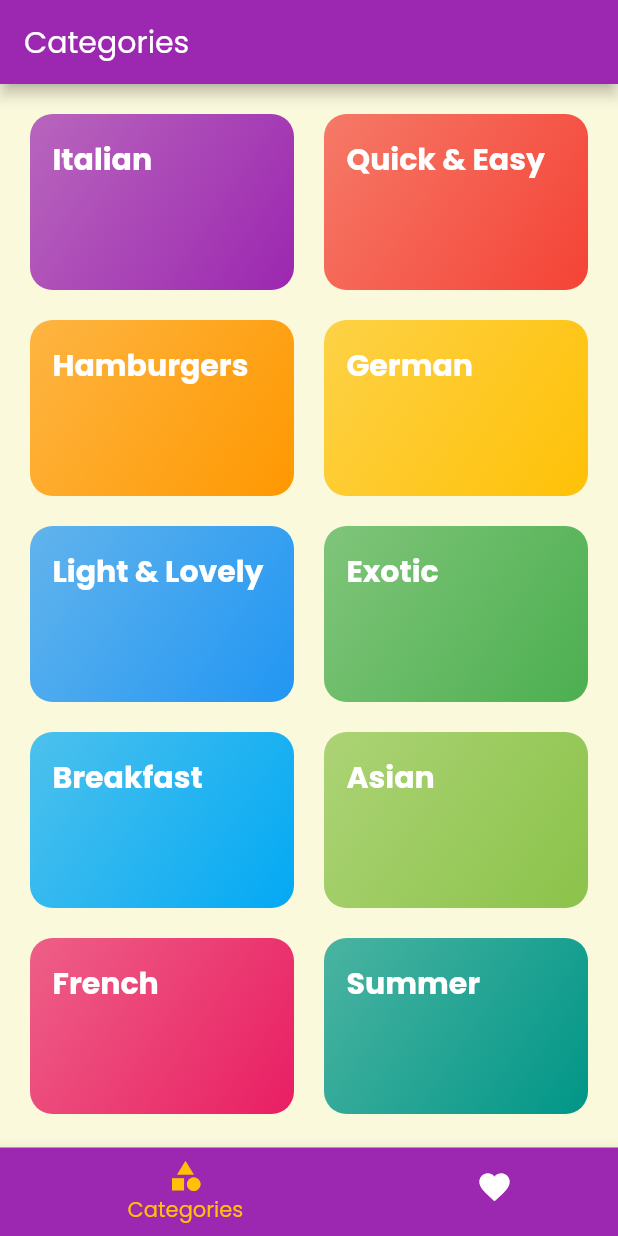
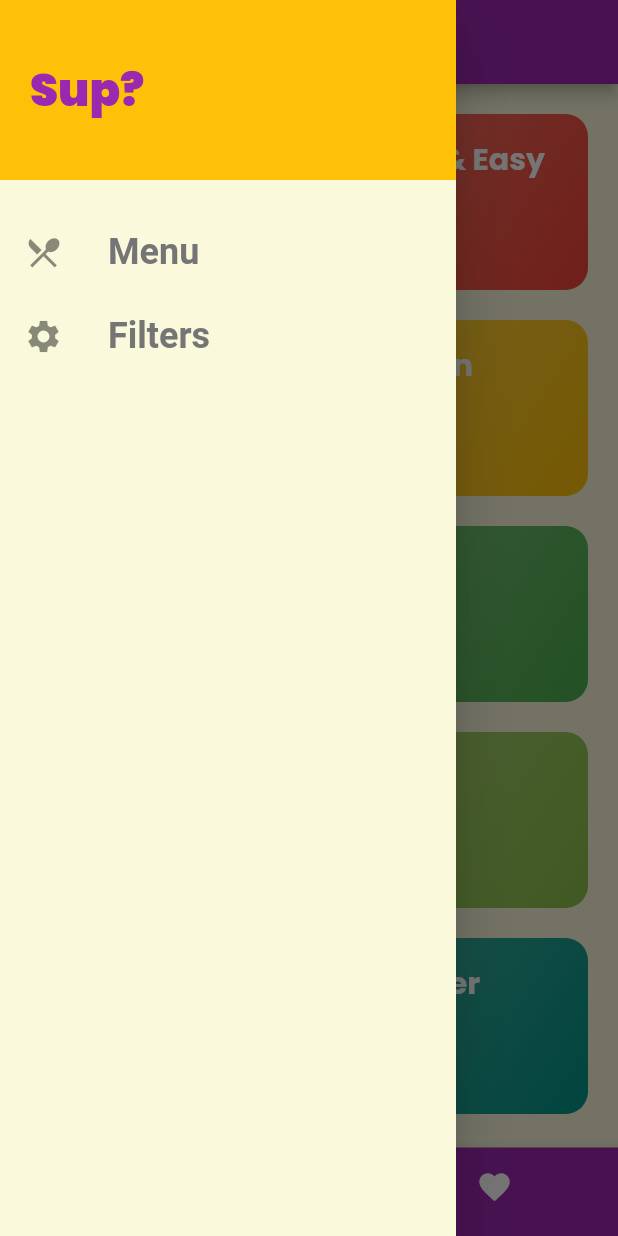
Before and after one commit to ThiDinh21/meal-app, a Flutter app: the screen it shows after launch, with the side drawer open (before the commit the screen has no drawer), on a phone screen of 412 x 824 dp. Run offline on Flutter 3.47's test engine with Material 2 defaults, Android fonts, the phone set to English and light mode, and no system bars.

Commit message:
Add favorite function

```diff
--- a/lib/main.dart
+++ b/lib/main.dart
@@ -1,16 +1,65 @@
 import 'package:flutter/material.dart';
 
+import './dummy_data.dart';
+
+import './screens/filter_screen.dart';
 import './screens/tab_screen.dart';
 import './screens/categories_screen.dart';
 import './screens/category_meals_screen.dart';
 import './screens/meal_detail_screen.dart';
 
+import './models/meal.dart';
+
 void main() {
   runApp(MyApp());
 }
 
-class MyApp extends StatelessWidget {
+class MyApp extends StatefulWidget {
   // This widget is the root of your application.
+  @override
+  _MyAppState createState() => _MyAppState();
+}
+
+class _MyAppState extends State<MyApp> {
+  Map<String, bool> _filters = {
+    'gluten': false,
+    'lactose': false,
+    'vegan': false,
+    'vegetarian': false,
+  };
+  List<Meal> _availableMeals = DUMMY_MEALS;
+  List<Meal> _favoritedMeals = [];
+
+  void _setFilters(Map<String, bool> filterData) {
+    setState(() {
+      _filters = filterData;
+
+      _availableMeals = DUMMY_MEALS.where((meal) {
+        return (meal.isGlutenFree == _filters['gluten']) &&
+            (meal.isVegan == _filters['vegan']) &&
+            (meal.isVegetarian == _filters['vegetarian']) &&
+            (meal.isLactoseFree == _filters['lactose']);
+      }).toList();
+    });
+  }
+
+  void _toggleFavorite(String mealId) {
+    final existingIndex =
+        _favoritedMeals.indexWhere((meal) => meal.id == mealId);
+    setState(() {
+      if (existingIndex >= 0) {
+        _favoritedMeals.removeAt(existingIndex);
+      } else {
+        _favoritedMeals
+            .add(DUMMY_MEALS.firstWhere((meal) => meal.id == mealId));
+      }
+    });
+  }
+
+  bool _isMealFavorited(String mealId) {
+    return _favoritedMeals.any((meal) => meal.id == mealId);
+  }
+
   @override
   Widget build(BuildContext context) {
     return MaterialApp(
@@ -23,8 +72,8 @@ class MyApp extends StatelessWidget {
         fontFamily: 'Poppins',
         textTheme: ThemeData.light().textTheme.copyWith(
               headline6: TextStyle(
-                fontFamily: 'Roboto',
-                fontSize: 30,
+                fontFamily: 'Raleway',
+                fontSize: 24,
               ),
               bodyText1: TextStyle(
                 fontFamily: 'Poppins',
@@ -38,10 +87,13 @@ class MyApp extends StatelessWidget {
               ),
             ),
       ),
-      home: TabScreen(),
+      home: TabScreen(_favoritedMeals),
       routes: {
-        CategoryMealsScreen.routeName: (ctx) => CategoryMealsScreen(),
-        MealDetailScreen.routeName: (ctx) => MealDetailScreen(),
+        CategoryMealsScreen.routeName: (ctx) =>
+            CategoryMealsScreen(_availableMeals),
+        MealDetailScreen.routeName: (ctx) =>
+            MealDetailScreen(_toggleFavorite, _isMealFavorited),
+        FilterScreen.routeName: (ctx) => FilterScreen(_filters, _setFilters),
       },
       onUnknownRoute: (settings) {
         return MaterialPageRoute(builder: (_) => CategoriesScreen());
--- a/lib/screens/tab_screen.dart
+++ b/lib/screens/tab_screen.dart
@@ -1,24 +1,38 @@
 import 'package:flutter/material.dart';
+
+import '../widgets/main_drawer.dart';
 import './favorite_screen.dart';
 import './categories_screen.dart';
 
+import '../models/meal.dart';
+
 class TabScreen extends StatefulWidget {
+  final List<Meal> favoriteMeals;
+
+  TabScreen(this.favoriteMeals);
+
   @override
   _TabScreenState createState() => _TabScreenState();
 }
 
 class _TabScreenState extends State<TabScreen> {
-  final List<Map<String, Object>> _pages = [
+  List<Map<String, Object>> _pages;
+  int _selectedPageIndex = 0;
+
+  @override
+  void initState() {
+    super.initState();
+    _pages = [
       {
         'page': CategoriesScreen(),
         'title': 'Categories',
       },
       {
-      'page': FavoriteScreen(),
+        'page': FavoriteScreen(widget.favoriteMeals),
         'title': 'Favorites',
       },
     ];
-  int _selectedPageIndex = 0;
+  }
 
   void _selectPage(int index) {
     setState(() {
@@ -32,6 +46,7 @@ class _TabScreenState extends State<TabScreen> {
       appBar: AppBar(
         title: Text(_pages[_selectedPageIndex]['title']),
       ),
+      drawer: MainDrawer(),
       body: _pages[_selectedPageIndex]['page'],
       bottomNavigationBar: BottomNavigationBar(
         onTap: _selectPage,
--- /dev/null
+++ b/lib/widgets/main_drawer.dart
@@ -0,0 +1,65 @@
+import 'package:flutter/material.dart';
+
+import '../screens/filter_screen.dart';
+
+class MainDrawer extends StatelessWidget {
+  Widget buildListTile(String title, IconData icon, Function tapHandler) {
+    return ListTile(
+      leading: Icon(
+        icon,
+        size: 26,
+      ),
+      title: Text(
+        title,
+        style: TextStyle(
+          fontFamily: 'Roboto',
+          fontSize: 24,
+          fontWeight: FontWeight.bold,
+          color: Colors.grey[600],
+        ),
+      ),
+      onTap: tapHandler,
+    );
+  }
+
+  @override
+  Widget build(BuildContext context) {
+    return Drawer(
+      child: Column(
+        children: [
+          Container(
+            height: 120,
+            width: double.infinity,
+            padding: EdgeInsets.all(20),
+            alignment: Alignment.centerLeft,
+            color: Theme.of(context).accentColor,
+            child: Text(
+              'Sup?',
+              style: TextStyle(
+                fontWeight: FontWeight.w900,
+                fontSize: 30,
+                color: Theme.of(context).primaryColor,
+              ),
+            ),
+          ),
+          SizedBox(height: 20),
+          buildListTile(
+            'Menu',
+            Icons.restaurant_menu,
+            () {
+              Navigator.of(context).pushReplacementNamed('/');
+            },
+          ),
+          buildListTile(
+            'Filters',
+            Icons.settings,
+            () {
+              Navigator.of(context)
+                  .pushReplacementNamed(FilterScreen.routeName);
+            },
+          ),
+        ],
+      ),
+    );
+  }
+}
```
Also changed, not shown: lib/screens/category_meals_screen.dart (+39 -16 lines), lib/screens/favorite_screen.dart (+24 -6 lines), lib/screens/filter_screen.dart (added, +129 -0 lines), lib/screens/meal_detail_screen.dart (+12 -0 lines), lib/widgets/meal_item.dart (+12 -4 lines), pubspec.yaml (+55 -50 lines), assets/fonts/Raleway-Black.ttf (added), assets/fonts/Raleway-Bold.ttf (added), assets/fonts/Raleway-Regular.ttf (added). Lines whose indentation alone changed are shown as unchanged.
